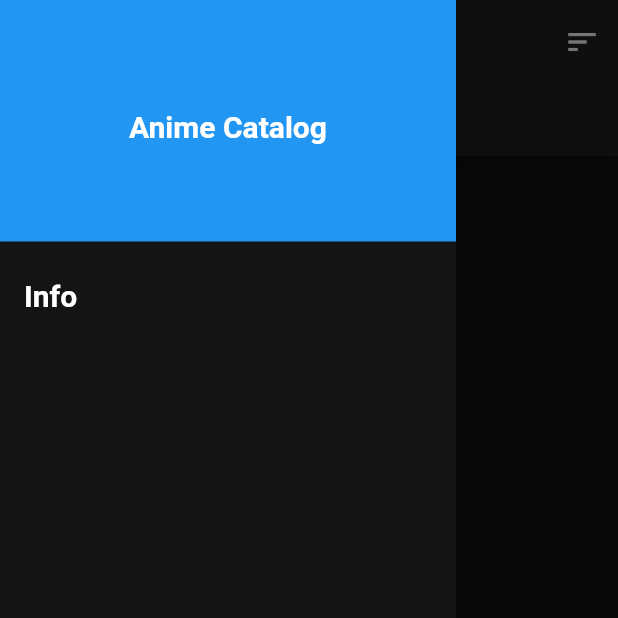
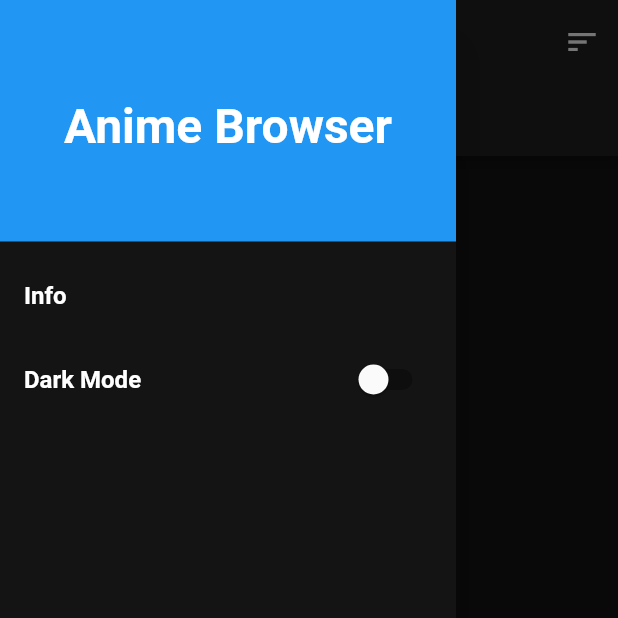
Before and after one commit to britannio/Anime-Browser, a Flutter app: the screen it shows after launch, with the side drawer open, on a phone screen of 412 x 824 dp, the top half of it. Run offline on Flutter 3.47's test engine with Material 2 defaults, Android fonts, the phone set to English and light mode, and no system bars; our stand-ins replace cached_network_image, shared_preferences; network calls fail.

Commit message:
added image caching added the shared preferences plugin messed with the main cards

```diff
--- a/lib/main.dart
+++ b/lib/main.dart
@@ -10,25 +10,21 @@ TODO
  - In the description page, after the description show a horizontal row of similar anime based on the category of the anime being viewed
  - Think about a dynamic homepage with more compact cards
  - Put the info dialog and theme change switch in a navigation drawer
- = Implement the favourites page feature
-
- DONE
- - Improve InkWell card press
- - Added a navigation drawer
- - Added tabs to the main page
- - Added a favourites page
+ - Implement the favourites page feature
+ - Use SQL to store item information
 
  */
 
 void main() => runApp(new MyApp());
 
-const String appName = "Anime Catalog";
+const String appName = "Anime Browser";
 
 final ThemeData _darkTheme = ThemeData(
   backgroundColor: Color(0xFF141414),
   cardColor: Color(0xFF212121),
   accentColor: Colors.blue,
   primaryColor: Color(0xFF212121),
+  primaryColorLight: Color(0xFF484848),
   textTheme: TextTheme(
       title: TextStyle(
         color: Colors.white,
@@ -127,17 +123,32 @@ class _MainPageState extends State<MainPage> {
                 DrawerHeader(
                   child: Center(
                       child: Text(appName,
-                          style: Theme.of(context).textTheme.title)),
+                          style: Theme.of(context).textTheme.title.copyWith(fontSize: 32.0))),
                   decoration:
                       BoxDecoration(color: Theme.of(context).accentColor),
                 ),
                 ListTile(
-                  title: Text("Info", style: Theme.of(context).textTheme.title,),
+                  title: Text(
+                    "Info",
+                    style: Theme.of(context).textTheme.title.copyWith(fontSize: 16.0),
+                  ),
                   onTap: () {
                     _infoDialog();
                     Navigator.pop(
                         context); // closes the drawer after this item is pressed
                   },
+                ),
+                ListTile(
+                  title: Text(
+                    "Dark Mode",
+                    style: Theme.of(context).textTheme.title.copyWith(fontSize: 16.0),
+                  ),
+                  trailing: Switch(
+                    value: bool.fromEnvironment(appName),
+                    onChanged: (bool value){
+                      print(value);
+                    },
+                  ),
                 )
               ],
             ),
--- a/pubspec.yaml
+++ b/pubspec.yaml
@@ -19,6 +19,11 @@ dependencies:
   # The following adds the Cupertino Icons font to your application.
   # Use with the CupertinoIcons class for iOS style icons.
   cupertino_icons: ^0.1.2
+
+  # Wraps NSUserDefaults (on iOS) and SharedPreferences (on Android), providing a persistent store for simple data.
+  shared_preferences:
+
+  cached_network_image:
 
 dev_dependencies:
   flutter_test:
```
Also changed, not shown: lib/description.dart (+24 -10 lines), lib/home.dart (+49 -14 lines).
